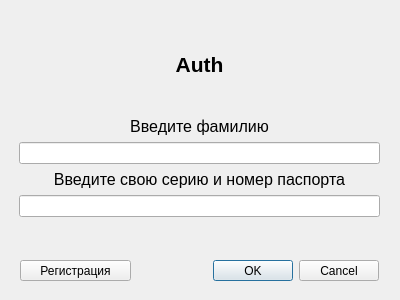
The window that src/lib/auth.ui (anonumka/hotelBooking) describes before a commit, drawn with Qt 5.
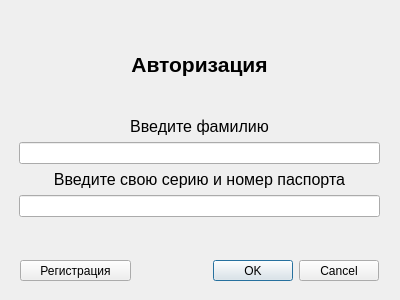
The same window after the commit.

```diff
--- a/src/lib/auth.ui
+++ b/src/lib/auth.ui
@@ -47,12 +47,11 @@
       <property name="font">
        <font>
         <pointsize>16</pointsize>
-        <weight>75</weight>
         <bold>true</bold>
        </font>
       </property>
       <property name="text">
-       <string>Auth</string>
+       <string>Авторизация</string>
       </property>
       <property name="alignment">
        <set>Qt::AlignCenter</set>
```
Left out of the diff: 29 changed lines with no effect on the pictures.
